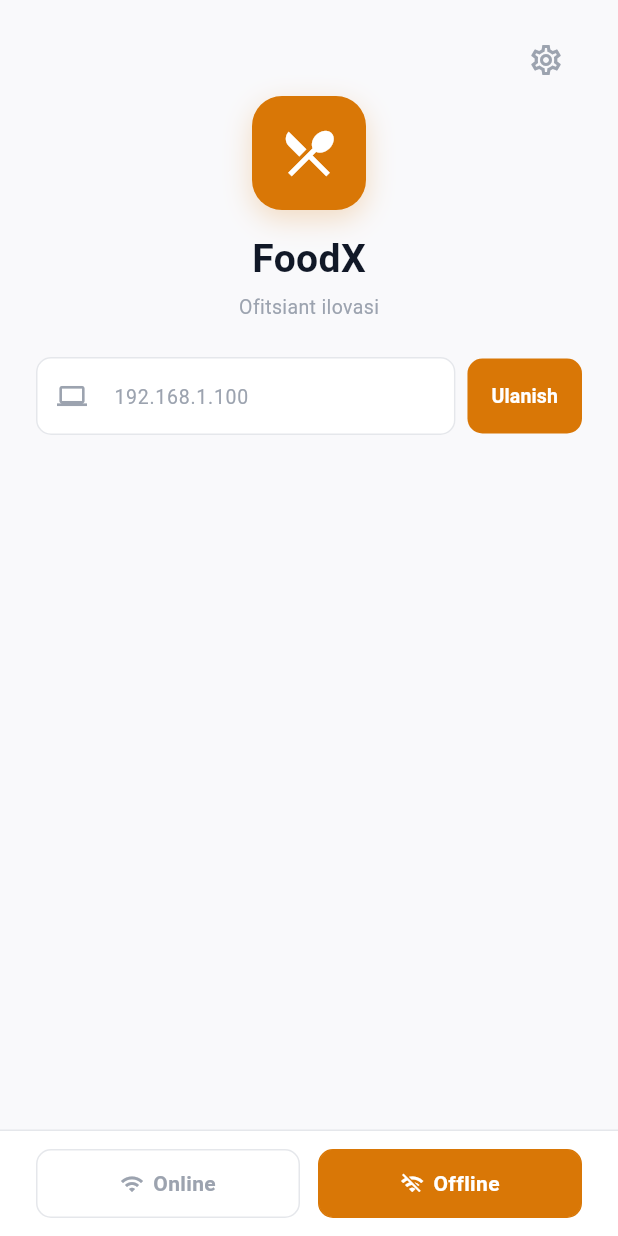
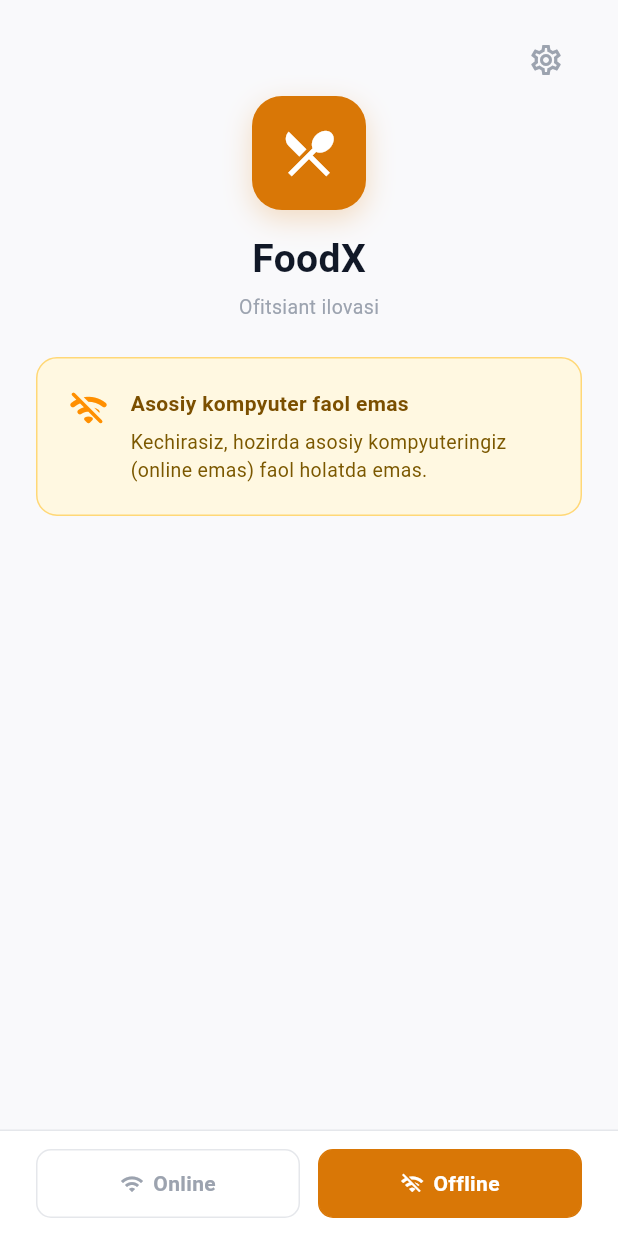
Before and after one commit to sukhrobrich/foodXMobile, a Flutter app: the screen it shows after launch, after a tap on "Offline", on a phone screen of 412 x 824 dp. Run offline on Flutter 3.47's test engine with Material 3 defaults, Android fonts, the phone set to English and light mode, and no system bars; our stand-ins replace shared_preferences.

Commit message:
Initial Komfeccxs

```diff
--- a/lib/screens/login_screen.dart
+++ b/lib/screens/login_screen.dart
@@ -106,7 +106,7 @@ class _LoginScreenState extends State<LoginScreen> {
       final hasLocal = (await AppConfig.getLocalUrl())?.isNotEmpty == true;
       setState(() {
         _cafeError = (e.statusCode == 404)
-            ? 'Kafe topilmadi. Nomni to\'g\'ri kiriting.'
+            ? 'Bunday kafe mavjud emas.'
             : (e.statusCode != null)
                 ? e.message
                 : hasLocal
@@ -626,83 +626,42 @@ class _LoginScreenState extends State<LoginScreen> {
 
   // ── Offline kontent ───────────────────────────────────
   Widget _buildOfflineContent() {
-    return Column(
-      crossAxisAlignment: CrossAxisAlignment.start,
-      children: [
-        // IP kirish
-        Row(children: [
-          Expanded(
-            child: TextField(
-              controller: _ipCtrl,
-              keyboardType: TextInputType.url,
-              textInputAction: TextInputAction.done,
-              onSubmitted: (_) => _offConnect(),
-              decoration: InputDecoration(
-                hintText: '192.168.1.100',
-                hintStyle: const TextStyle(
-                    color: AppColors.textMuted, fontSize: 13),
-                prefixIcon: const Icon(Icons.computer_outlined,
-                    color: AppColors.textMuted, size: 20),
-                filled: true,
-                fillColor: Colors.white,
-                contentPadding: const EdgeInsets.symmetric(
-                    horizontal: 14, vertical: 14),
-                border: OutlineInputBorder(
-                    borderRadius: BorderRadius.circular(10),
-                    borderSide:
-                        const BorderSide(color: AppColors.border)),
-                enabledBorder: OutlineInputBorder(
-                    borderRadius: BorderRadius.circular(10),
-                    borderSide:
-                        const BorderSide(color: AppColors.border)),
-                focusedBorder: OutlineInputBorder(
-                    borderRadius: BorderRadius.circular(10),
-                    borderSide: const BorderSide(
-                        color: AppColors.primary, width: 1.5)),
-              ),
+    return Container(
+      padding: const EdgeInsets.all(20),
+      decoration: BoxDecoration(
+        color: const Color(0xFFFFF8E1),
+        borderRadius: BorderRadius.circular(14),
+        border: Border.all(color: const Color(0xFFFFB300).withAlpha(120)),
+      ),
+      child: Row(
+        crossAxisAlignment: CrossAxisAlignment.start,
+        children: [
+          const Icon(Icons.wifi_off_rounded,
+              color: Color(0xFFFF8F00), size: 28),
+          const SizedBox(width: 14),
+          const Expanded(
+            child: Column(
+              crossAxisAlignment: CrossAxisAlignment.start,
+              children: [
+                Text(
+                  'Asosiy kompyuter faol emas',
+                  style: TextStyle(
+                      fontSize: 14,
+                      fontWeight: FontWeight.bold,
+                      color: Color(0xFF7B4F00)),
+                ),
+                SizedBox(height: 6),
+                Text(
+                  'Kechirasiz, hozirda asosiy kompyuteringiz '
+                  '(online emas) faol holatda emas.',
+                  style: TextStyle(
+                      fontSize: 13, color: Color(0xFF7B5800)),
+                ),
+              ],
             ),
           ),
-          const SizedBox(width: 8),
-          SizedBox(
-            height: 50,
-            child: ElevatedButton(
-              onPressed: _offLoading ? null : _offConnect,
-              style: ElevatedButton.styleFrom(
-                backgroundColor: AppColors.primary,
-                foregroundColor: Colors.white,
-                disabledBackgroundColor:
-                    AppColors.primary.withAlpha(100),
-                shape: RoundedRectangleBorder(
-                    borderRadius: BorderRadius.circular(10)),
-                elevation: 0,
-                padding:
-                    const EdgeInsets.symmetric(horizontal: 16),
-              ),
-              child: _offLoading
-                  ? const SizedBox(
-                      width: 18, height: 18,
-                      child: CircularProgressIndicator(
-                          color: Colors.white, strokeWidth: 2))
-                  : const Text('Ulanish',
-                      style: TextStyle(
-                          fontWeight: FontWeight.bold,
-                          fontSize: 13)),
-            ),
-          ),
-        ]),
-
-        if (_offError != null) ...[
-          const SizedBox(height: 12),
-          _errorBox(_offError!),
         ],
-
-        // Ofitsiantlar ro'yxati
-        if (_staff.isNotEmpty) ...[
-          const SizedBox(height: 24),
-          ..._staff
-              .map((s) => _staffCard(s as Map<String, dynamic>)),
-        ],
-      ],
+      ),
     );
   }
 
```
